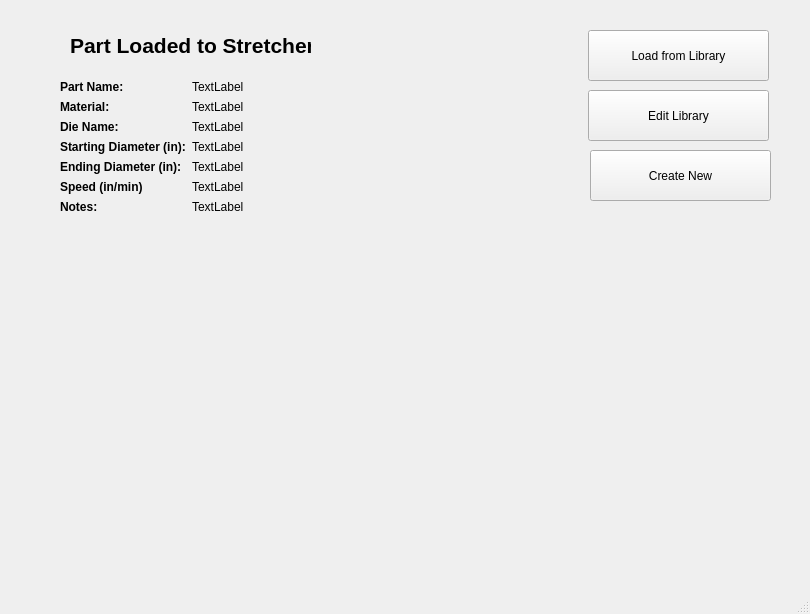
The window that HomePage.ui (nlinthacum/SeniorDesignGUI) describes before a commit, drawn with Qt 5.
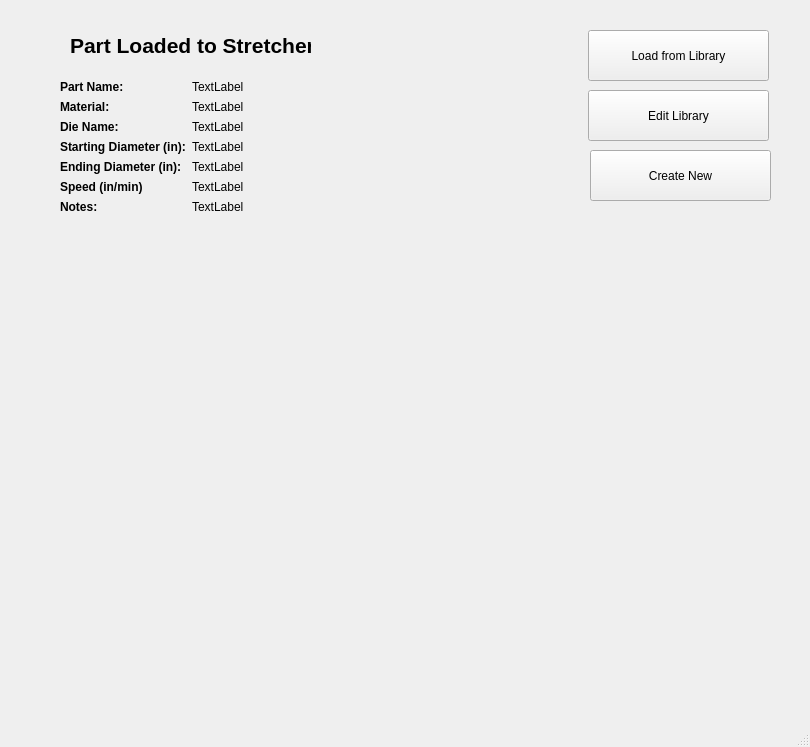
The same window after the commit.

```diff
--- a/HomePage.ui
+++ b/HomePage.ui
@@ -7,7 +7,7 @@
     <x>0</x>
     <y>0</y>
     <width>810</width>
-    <height>614</height>
+    <height>747</height>
    </rect>
   </property>
   <property name="windowTitle">
```
